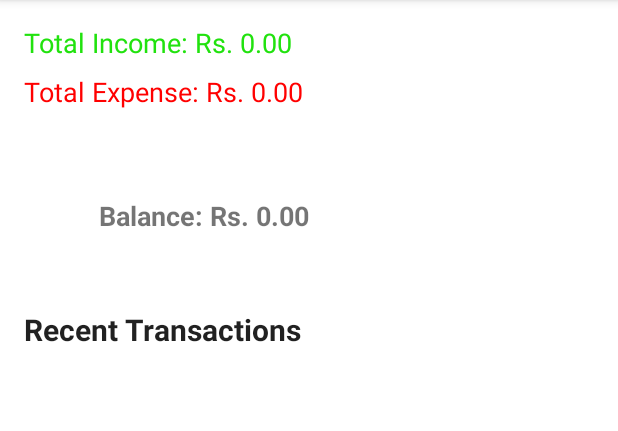
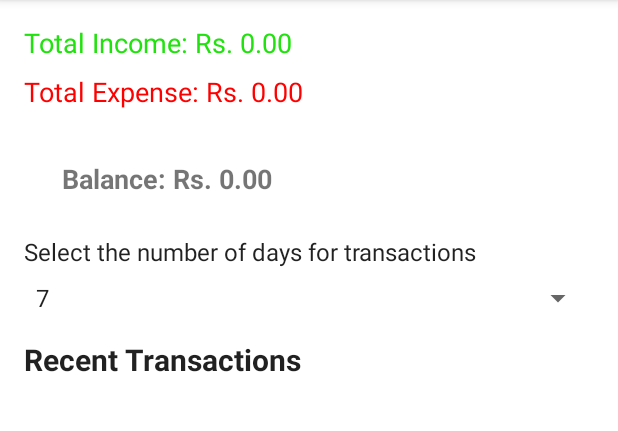
Before and after one commit to Yashwantoo7/income_expense_tracker, an Android app: the SummaryActivity screen opened directly, with no data from a screen before it, on a phone screen of 412 x 824 dp, the part 84-515 px from its top. Run offline under Robolectric (Android 15) with nearby library versions, the phone set to English and light mode, and no system bars; our stand-ins replace Room's generated code; 2 statements that could not run were skipped.

Commit message:
Adding option to select the days fileter on trasaction summary and charts

```diff
--- a/app/src/main/java/com/example/incomeexpensetracker/dao/SubcategoryDao.kt
+++ b/app/src/main/java/com/example/incomeexpensetracker/dao/SubcategoryDao.kt
@@ -20,4 +20,8 @@ interface SubcategoryDao {
 
     @Query("SELECT * FROM subcategories")
     fun getAllSubcategories(): Flow<List<SubcategoryEntity>>
+
+    @Query("SELECT * FROM subcategories WHERE name = :name")
+    suspend fun getSubcategoryByName(name: String): SubcategoryEntity?
+
 }
--- a/app/src/main/java/com/example/incomeexpensetracker/mvvm/SubcategoryViewModel.kt
+++ b/app/src/main/java/com/example/incomeexpensetracker/mvvm/SubcategoryViewModel.kt
@@ -19,6 +19,10 @@ class SubcategoryViewModel(application: Application) : AndroidViewModel(applicat
     // Save a new subcategory
     fun addSubcategory(subcategory: SubcategoryEntity) {
         viewModelScope.launch {
+            //check if subcategory already exist or not
+            if (subcategoryDao.getSubcategoryByName(subcategory.name) != null) {
+                return@launch
+            }
             subcategoryDao.insertSubcategory(subcategory)
         }
     }
--- a/app/src/main/java/com/example/incomeexpensetracker/ui/subcategory/SubcategoryActivity.kt
+++ b/app/src/main/java/com/example/incomeexpensetracker/ui/subcategory/SubcategoryActivity.kt
@@ -87,6 +87,7 @@ class SubcategoryActivity : AppCompatActivity() {
                             }
                             dialogBinding.btnAddSubcategory.setOnClickListener {
                                 val subcategoryName = dialogBinding.etSubcategoryName.text.toString()
+
                                 if (subcategoryName.isNotEmpty()) {
                                     addSubcategory(subcategoryName, selectedCategory.id)
                                 }
--- a/app/src/main/java/com/example/incomeexpensetracker/ui/summary/SummaryActivity.kt
+++ b/app/src/main/java/com/example/incomeexpensetracker/ui/summary/SummaryActivity.kt
@@ -3,6 +3,9 @@ package com.example.incomeexpensetracker.ui.summary
 import android.content.Intent
 import android.os.Bundle
 import android.util.Log
+import android.widget.AdapterView
+import android.widget.ArrayAdapter
+import android.widget.Spinner
 import androidx.activity.viewModels
 import androidx.appcompat.app.AppCompatActivity
 import androidx.lifecycle.lifecycleScope
@@ -13,17 +16,16 @@ import com.example.incomeexpensetracker.ui.summary.adapter.RecentTransactionsAda
 import com.example.incomeexpensetracker.ui.summary.adapter.Transaction
 import com.example.incomeexpensetracker.mvvm.TransactionViewModel
 import com.example.incomeexpensetracker.ui.addedit.EditTransactionActivity
+import com.example.incomeexpensetracker.utils.TransactionFilterHelper
 import kotlinx.coroutines.flow.collect
 import kotlinx.coroutines.launch
 
 class SummaryActivity : AppCompatActivity() {
 
-    private val TAG: String = "SummaryActivity.kt"
-
     private lateinit var binding: ActivitySummaryBinding
     private lateinit var adapter: RecentTransactionsAdapter
-    private val recentTransactions = mutableListOf<Transaction>() // Replace with your Transaction model
-
+    private val recentTransactions = mutableListOf<Transaction>()
+    private lateinit var transactionFilterHelper: TransactionFilterHelper
     private val transactionViewModel: TransactionViewModel by viewModels()
 
     override fun onCreate(savedInstanceState: Bundle?) {
@@ -40,14 +42,49 @@ class SummaryActivity : AppCompatActivity() {
             }
         })
 
+        transactionFilterHelper = TransactionFilterHelper()
+
         binding.rvRecentTransactions.layoutManager = LinearLayoutManager(this)
         binding.rvRecentTransactions.adapter = adapter
 
         // Observe the total income, total expense, and balance
         observeSummaryData()
 
-        // Observe recent transactions
+        // Populate the Spinner for days selection
+        // Get the Spinner for selecting days
+        val daysSpinner: Spinner = binding.daysSpinner
+        setupDaysSpinner(daysSpinner)
+
+        // Observe recent transactions based on selected number of days
         observeRecentTransactions()
+    }
+
+    private fun setupDaysSpinner(daysSpinner: Spinner) {
+        daysSpinner.onItemSelectedListener = object : AdapterView.OnItemSelectedListener {
+            override fun onItemSelected(parentView: AdapterView<*>, selectedItemView: android.view.View?, position: Int, id: Long) {
+                val selectedDays = parentView.getItemAtPosition(position).toString().toInt()
+                observeRecentTransactions(selectedDays)  // Fetch transactions for selected days
+            }
+
+            override fun onNothingSelected(parentView: AdapterView<*>) {
+                // Handle case when no item is selected (default to last 30 days)
+                observeRecentTransactions(30)
+            }
+        }
+    }
+
+    private fun observeRecentTransactions(days: Int = 30) {
+        lifecycleScope.launchWhenStarted {
+            val filteredTransactions = transactionFilterHelper.filterTransactionsByDays(transactionViewModel.recentTransactions, days)
+            filteredTransactions.collect { transactions ->
+                // Map the transactions to your UI model (Transaction)
+                recentTransactions.clear()
+                recentTransactions.addAll(transactions.map {
+                    Transaction(it.id, it.amount, it.category, it.subcategory, it.date, it.description)
+                })
+                adapter.notifyDataSetChanged()
+            }
+        }
     }
 
     private fun observeSummaryData() {
@@ -87,8 +124,6 @@ class SummaryActivity : AppCompatActivity() {
             // Keep only the first part and the first decimal point
             numericString = "${parts[0]}.${parts[1]}"
         }
-
-        Log.d(TAG, "Extracted numeric string: $numericString, from text: $text")
         return numericString.toDoubleOrNull() ?: 0.0
     }
 
@@ -104,18 +139,6 @@ class SummaryActivity : AppCompatActivity() {
         }
     }
 
-    private fun observeRecentTransactions() {
-        lifecycleScope.launchWhenStarted {
-            transactionViewModel.recentTransactions.collect { transactions ->
-                // Map the transactions to your UI model (Transaction)
-                recentTransactions.clear()
-                recentTransactions.addAll(transactions.map {
-                    Transaction(it.id, it.amount, it.category, it.subcategory, it.date, it.description)
-                })
-                adapter.notifyDataSetChanged()
-            }
-        }
-    }
 
     private fun onEditTransactionClick(transaction: Transaction) {
         // Launch an edit dialog or activity
--- /dev/null
+++ b/app/src/main/java/com/example/incomeexpensetracker/utils/TransactionFilterHelper.kt
@@ -0,0 +1,30 @@
+package com.example.incomeexpensetracker.utils
+import com.example.incomeexpensetracker.transactions.TransactionEntity
+import kotlinx.coroutines.flow.Flow
+import kotlinx.coroutines.flow.map
+import java.time.Instant
+import java.time.LocalDate
+import java.time.ZoneId
+import java.time.format.DateTimeFormatter
+
+class TransactionFilterHelper {
+
+    // Function to filter transactions based on the number of days
+    fun filterTransactionsByDays(
+        allTransactionsFlow: Flow<List<TransactionEntity>>,
+        numberOfDays: Int
+    ): Flow<List<TransactionEntity>> {
+        val currentDate = LocalDate.now()
+        val pastDate = currentDate.minusDays(numberOfDays.toLong())
+
+        return allTransactionsFlow.map { transactions ->
+            transactions.filter { transaction ->
+                val transactionDate = Instant.ofEpochMilli(transaction.date)
+                    .atZone(ZoneId.systemDefault())
+                    .toLocalDate()
+
+                transactionDate.isAfter(pastDate) || transactionDate.isEqual(pastDate)
+            }
+        }
+    }
+}
--- a/app/src/main/res/layout/activity_summary.xml
+++ b/app/src/main/res/layout/activity_summary.xml
@@ -41,8 +41,25 @@
             android:text="Balance: Rs. 0.00"
             android:textSize="18sp"
             android:textStyle="bold"
-            android:layout_margin="50dp"
+            android:layout_margin="25dp"
             android:background="?android:colorBackground"/>
+
+        <!-- Select Days -->
+        <TextView
+            android:layout_width="match_parent"
+            android:layout_height="wrap_content"
+            android:text="Select the number of days for transactions"
+            android:textSize="16sp"
+            android:layout_marginBottom="8dp"
+            android:textColor="?android:textColorPrimary"/>
+
+        <!-- Spinner to select number of days -->
+        <Spinner
+            android:id="@+id/daysSpinner"
+            android:layout_width="match_parent"
+            android:layout_height="wrap_content"
+            android:layout_marginBottom="15dp"
+            android:entries="@array/days_array" />
 
         <!-- Recent Transactions -->
         <TextView
--- a/app/src/main/res/values/strings.xml
+++ b/app/src/main/res/values/strings.xml
@@ -1,3 +1,11 @@
 <resources>
     <string name="app_name">IncomeExpenseTracker</string>
+    <string-array name="days_array">
+        <item>7</item>
+        <item>15</item>
+        <item>30</item>
+        <item>60</item>
+        <item>90</item>
+        <item>120</item>
+    </string-array>
 </resources>
```
Also changed, not shown: app/src/main/java/com/example/incomeexpensetracker/ui/charts/ChartActivity.kt (+24 -5 lines), app/src/main/res/layout/activity_chart.xml (+23 -5 lines).
